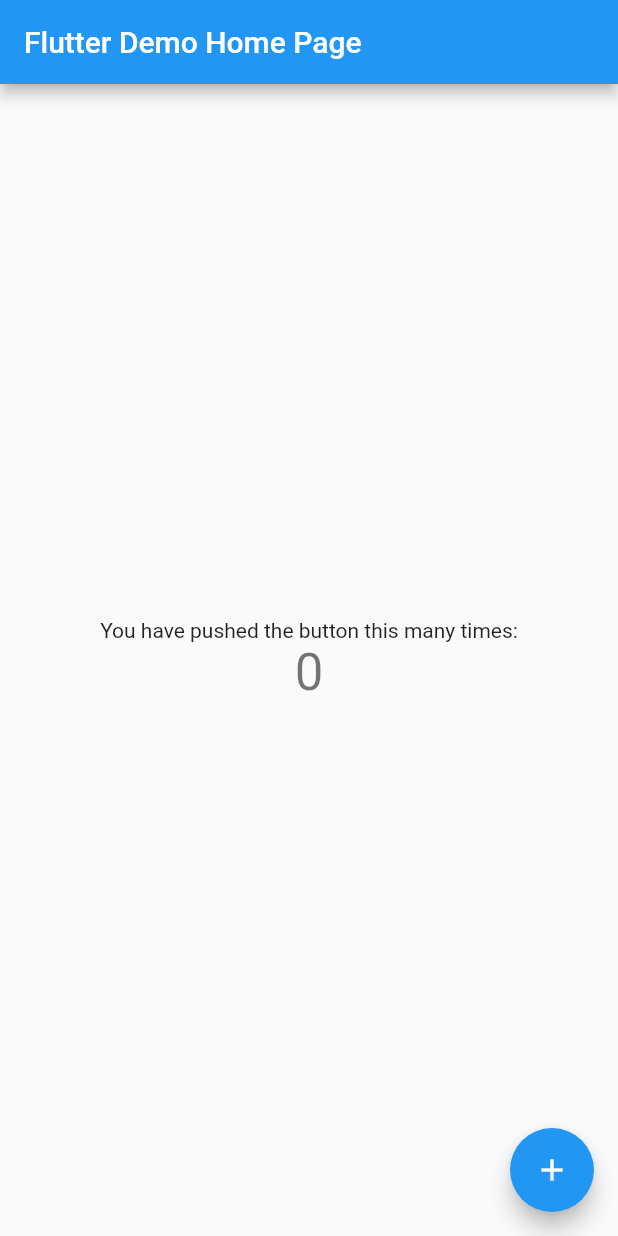
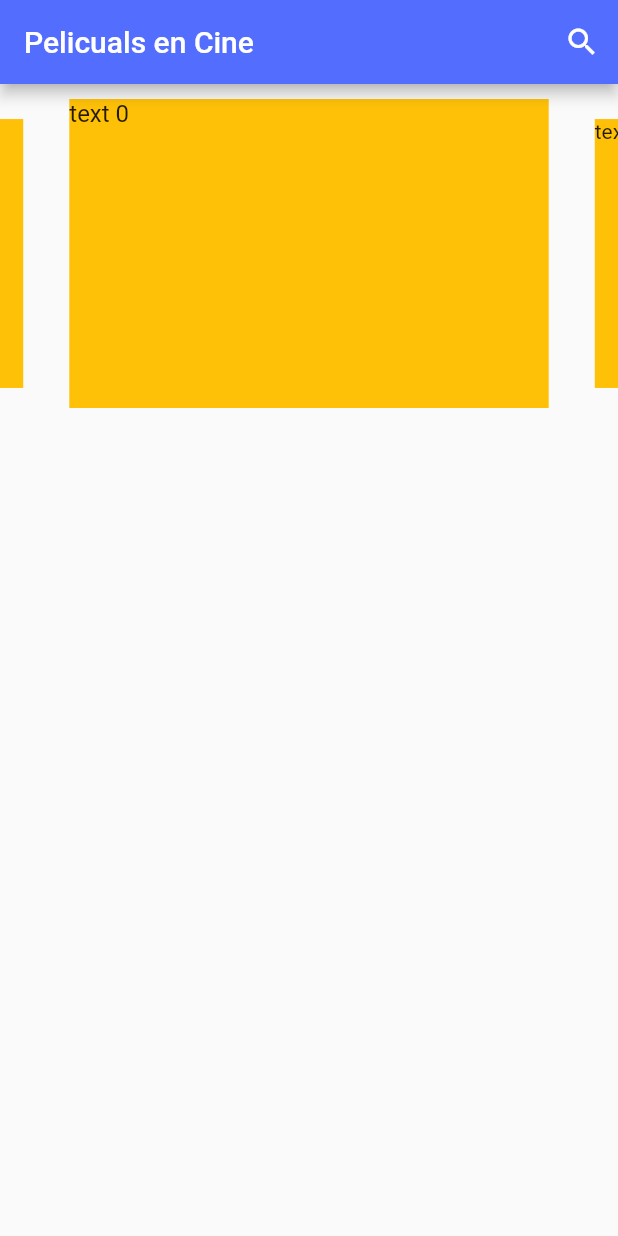
Before and after one commit to DerekMazino/peliculas-flutter, a Flutter app: the screen it shows after launch, on a phone screen of 412 x 824 dp. Run offline on Flutter 3.47's test engine with Material 2 defaults, Android fonts, the phone set to English and light mode, and no system bars; drawn by our look-alikes of carousel_slider.

```diff
--- a/lib/main.dart
+++ b/lib/main.dart
@@ -1,113 +1,19 @@
 import 'package:flutter/material.dart';
 
-void main() {
-  runApp(MyApp());
-}
+import 'package:peliculas/src/pages/home_page.dart';
+
+void main() => runApp(MyApp());
 
 class MyApp extends StatelessWidget {
-  // This widget is the root of your application.
   @override
   Widget build(BuildContext context) {
     return MaterialApp(
-      title: 'Flutter Demo',
-      theme: ThemeData(
-        // This is the theme of your application.
-        //
-        // Try running your application with "flutter run". You'll see the
-        // application has a blue toolbar. Then, without quitting the app, try
-        // changing the primarySwatch below to Colors.green and then invoke
-        // "hot reload" (press "r" in the console where you ran "flutter run",
-        // or simply save your changes to "hot reload" in a Flutter IDE).
-        // Notice that the counter didn't reset back to zero; the application
-        // is not restarted.
-        primarySwatch: Colors.blue,
-      ),
-      home: MyHomePage(title: 'Flutter Demo Home Page'),
+      debugShowCheckedModeBanner: false,
+      title: 'Peliculas',
+      initialRoute: '/',
+      routes: {
+        '/': (BuildContext context) => HomePage()
+      },
     );
   }
 }
-
-class MyHomePage extends StatefulWidget {
-  MyHomePage({Key? key, required this.title}) : super(key: key);
-
-  // This widget is the home page of your application. It is stateful, meaning
-  // that it has a State object (defined below) that contains fields that affect
-  // how it looks.
-
-  // This class is the configuration for the state. It holds the values (in this
-  // case the title) provided by the parent (in this case the App widget) and
-  // used by the build method of the State. Fields in a Widget subclass are
-  // always marked "final".
-
-  final String title;
-
-  @override
-  _MyHomePageState createState() => _MyHomePageState();
-}
-
-class _MyHomePageState extends State<MyHomePage> {
-  int _counter = 0;
-
-  void _incrementCounter() {
-    setState(() {
-      // This call to setState tells the Flutter framework that something has
-      // changed in this State, which causes it to rerun the build method below
-      // so that the display can reflect the updated values. If we changed
-      // _counter without calling setState(), then the build method would not be
-      // called again, and so nothing would appear to happen.
-      _counter++;
-    });
-  }
-
-  @override
-  Widget build(BuildContext context) {
-    // This method is rerun every time setState is called, for instance as done
-    // by the _incrementCounter method above.
-    //
-    // The Flutter framework has been optimized to make rerunning build methods
-    // fast, so that you can just rebuild anything that needs updating rather
-    // than having to individually change instances of widgets.
-    return Scaffold(
-      appBar: AppBar(
-        // Here we take the value from the MyHomePage object that was created by
-        // the App.build method, and use it to set our appbar title.
-        title: Text(widget.title),
-      ),
-      body: Center(
-        // Center is a layout widget. It takes a single child and positions it
-        // in the middle of the parent.
-        child: Column(
-          // Column is also a layout widget. It takes a list of children and
-          // arranges them vertically. By default, it sizes itself to fit its
-          // children horizontally, and tries to be as tall as its parent.
-          //
-          // Invoke "debug painting" (press "p" in the console, choose the
-          // "Toggle Debug Paint" action from the Flutter Inspector in Android
-          // Studio, or the "Toggle Debug Paint" command in Visual Studio Code)
-          // to see the wireframe for each widget.
-          //
-          // Column has various properties to control how it sizes itself and
-          // how it positions its children. Here we use mainAxisAlignment to
-          // center the children vertically; the main axis here is the vertical
-          // axis because Columns are vertical (the cross axis would be
-          // horizontal).
-          mainAxisAlignment: MainAxisAlignment.center,
-          children: <Widget>[
-            Text(
-              'You have pushed the button this many times:',
-            ),
-            Text(
-              '$_counter',
-              style: Theme.of(context).textTheme.headline4,
-            ),
-          ],
-        ),
-      ),
-      floatingActionButton: FloatingActionButton(
-        onPressed: _incrementCounter,
-        tooltip: 'Increment',
-        child: Icon(Icons.add),
-      ), // This trailing comma makes auto-formatting nicer for build methods.
-    );
-  }
-}
--- /dev/null
+++ b/lib/src/pages/home_page.dart
@@ -0,0 +1,53 @@
+import 'package:flutter/material.dart';
+import 'package:carousel_slider/carousel_slider.dart';
+
+
+class HomePage extends StatelessWidget {
+  const HomePage({Key? key}) : super(key: key);
+
+  @override
+  Widget build(BuildContext context) {
+    return Scaffold(
+      appBar: AppBar(
+        title: Text('Pelicuals en Cine'),
+        backgroundColor: Colors.indigoAccent,
+        actions: [
+          IconButton(
+            icon: Icon(Icons.search),
+            onPressed: (){},
+          )
+        ],
+      ),
+      body: Container(
+        child: Column(
+          children: [
+            _swiperTarjetas()
+          ],
+        ),
+      )
+    );
+  }
+
+  Widget _swiperTarjetas(){
+    return Container(
+      padding: EdgeInsets.only(top: 10.0),
+      child: CarouselSlider.builder(
+        itemCount: 5,
+        itemBuilder: (BuildContext context, int itemIndex, int pageViewIndex) =>
+        Container(
+          width: MediaQuery.of(context).size.width,
+          margin: EdgeInsets.symmetric(horizontal: 5.0),
+          decoration: BoxDecoration(
+            color: Colors.amber
+          ),
+          child: Text('text ${itemIndex.toString()}', style: TextStyle(fontSize: 16.0),),
+        ),
+        options: CarouselOptions(
+          autoPlay: true,//Hace que pase pestañas solo
+          aspectRatio: 2.0,
+          enlargeCenterPage: true,//Hace que la pagina central se vea más grande
+        ),
+      )
+    );
+  }
+}
--- a/pubspec.yaml
+++ b/pubspec.yaml
@@ -28,6 +28,7 @@ dependencies:
   # The following adds the Cupertino Icons font to your application.
   # Use with the CupertinoIcons class for iOS style icons.
   cupertino_icons: ^1.0.2
+  carousel_slider: ^4.0.0
 
 dev_dependencies:
   flutter_test:
```
Also changed, not shown: pubspec.lock.
